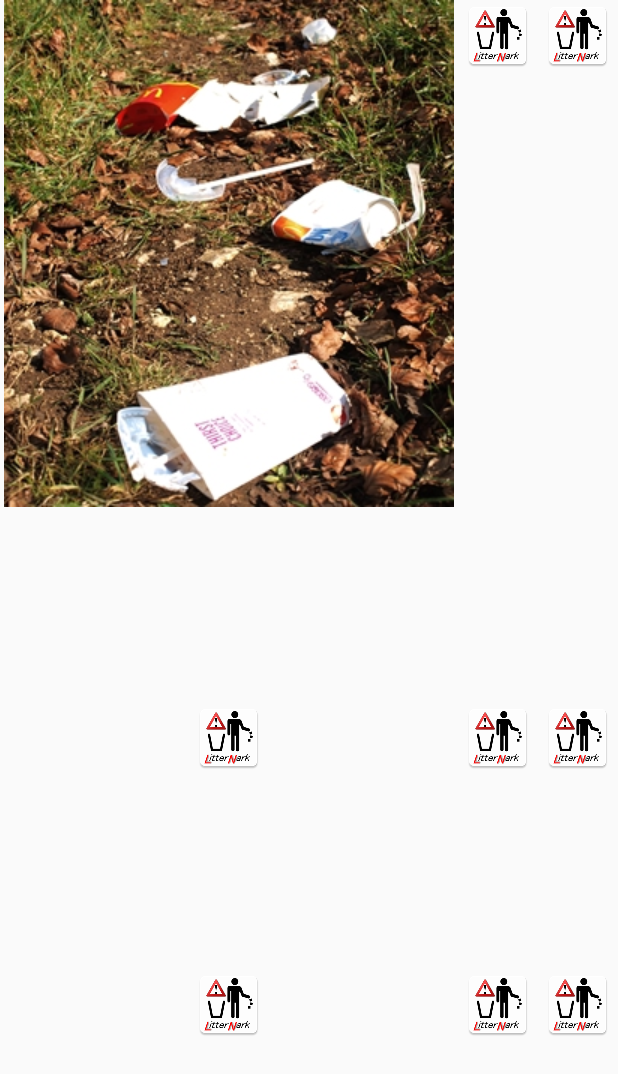
After one commit to avaek/LitterNark, an Android app: the layout gallery_layout.xml on its own in the app's theme, with its tools: preview values and no code run, on a phone screen of 412 x 824 dp. The commit adds this screen. Shown: the top 1074 px of the screen. Run offline under Robolectric (Android 15) with nearby library versions, the phone set to English and light mode, and no system bars.

Commit message:
add image to gallery

```diff
--- a/app/src/main/java/firstweek/vanbeeandr/litternark/MainActivity.java
+++ b/app/src/main/java/firstweek/vanbeeandr/litternark/MainActivity.java
@@ -9,6 +9,7 @@ import android.support.v7.app.AppCompatActivity;
 import android.os.Bundle;
 import android.view.View;
 import android.widget.Button;
+import android.widget.ImageView;
 
 import java.io.File;
 import java.io.IOException;
@@ -19,6 +20,7 @@ public class MainActivity extends AppCompatActivity {
     static final int REQUEST_IMAGE_CAPTURE = 1;
     String mCurrentPhotoPath;
     static final int REQUEST_TAKE_PHOTO = 1;
+    static int tracker = 6;
 
 
     @Override
@@ -63,9 +65,16 @@ public class MainActivity extends AppCompatActivity {
         Intent takePictureIntent = new Intent(MediaStore.ACTION_IMAGE_CAPTURE);
         if (takePictureIntent.resolveActivity(getPackageManager()) != null) {
             startActivityForResult(takePictureIntent, REQUEST_IMAGE_CAPTURE);
-
+            tracker++;
+            changeImage();
         }
 //        dispatchSavePictureIntent();
+    }
+
+    private void changeImage(){
+
+        ImageView imageToChange = (ImageView)findViewById(R.id.imageView7);
+
     }
 
 
--- a/app/src/main/res/layout/gallery.xml
+++ /dev/null
@@ -1,12 +0,0 @@
-<?xml version="1.0" encoding="utf-8"?>
-<GridView xmlns:android="http://schemas.android.com/apk/res/android"
-    android:id="@+id/gridview"
-    android:layout_width="match_parent"
-    android:layout_height="match_parent"
-    android:columnWidth="90dp"
-    android:numColumns="auto_fit"
-    android:verticalSpacing="10dp"
-    android:horizontalSpacing="10dp"
-    android:stretchMode="columnWidth"
-    android:gravity="center"
-    />
--- /dev/null
+++ b/app/src/main/res/layout/gallery_layout.xml
@@ -0,0 +1,114 @@
+<?xml version="1.0" encoding="utf-8"?>
+<LinearLayout xmlns:android="http://schemas.android.com/apk/res/android"
+    xmlns:app="http://schemas.android.com/apk/res-auto"
+    android:orientation="vertical" android:layout_width="match_parent"
+    android:layout_height="match_parent">
+
+
+
+    <TableLayout
+        android:layout_width="match_parent"
+        android:layout_height="match_parent">
+
+        <TableRow
+        android:layout_weight="0.25"
+        android:layout_width="match_parent"
+        android:layout_height="20dp"
+        android:id="@+id/row0">
+
+
+            <ImageView
+                android:layout_width="wrap_content"
+                android:layout_height="wrap_content"
+                app:srcCompat="@drawable/mcdonalds"
+                android:id="@+id/imageView7"
+                android:layout_weight="0.33"
+                />
+
+            <ImageView
+                android:layout_width="wrap_content"
+                android:layout_height="wrap_content"
+                app:srcCompat="@mipmap/transparent_logo"
+                android:id="@+id/imageView8"
+                android:layout_weight="0.33"
+                />
+
+            <ImageView
+                android:layout_width="wrap_content"
+                android:layout_height="wrap_content"
+                app:srcCompat="@mipmap/transparent_logo"
+                android:id="@+id/imageView9"
+                android:layout_weight="0.33"
+                />
+        </TableRow>
+
+        <TableRow
+            android:layout_weight="0.25"
+            android:layout_width="match_parent"
+            android:layout_height="20dp"
+            android:id="@+id/row1">
+
+
+
+            <ImageView
+                android:layout_width="wrap_content"
+                android:layout_height="wrap_content"
+                app:srcCompat="@mipmap/transparent_logo"
+                android:id="@+id/imageView10"
+                android:layout_weight="0.33"
+                />
+
+            <ImageView
+                android:layout_width="wrap_content"
+                android:layout_height="wrap_content"
+                app:srcCompat="@mipmap/transparent_logo"
+                android:id="@+id/imageView11"
+                android:layout_weight="0.33"
+                />
+
+            <ImageView
+                android:layout_width="wrap_content"
+                android:layout_height="wrap_content"
+                app:srcCompat="@mipmap/transparent_logo"
+                android:id="@+id/imageView12"
+                android:layout_weight="0.33"
+                />
+        </TableRow>
+
+        <TableRow
+            android:layout_weight="0.25"
+            android:layout_width="match_parent"
+            android:layout_height="20dp"
+            android:id="@+id/row2">
+
+
+
+            <ImageView
+                android:layout_width="wrap_content"
+                android:layout_height="wrap_content"
+                app:srcCompat="@mipmap/transparent_logo"
+                android:id="@+id/imageView13"
+                android:layout_weight="0.33"
+                />
+
+            <ImageView
+                android:layout_width="wrap_content"
+                android:layout_height="wrap_content"
+                app:srcCompat="@mipmap/transparent_logo"
+                android:id="@+id/imageView14"
+                android:layout_weight="0.33"
+                />
+
+            <ImageView
+                android:layout_width="wrap_content"
+                android:layout_height="wrap_content"
+                app:srcCompat="@mipmap/transparent_logo"
+                android:id="@+id/imageView15"
+                android:layout_weight="0.33"
+                />
+        </TableRow>
+
+
+    </TableLayout>
+
+</LinearLayout>
```
